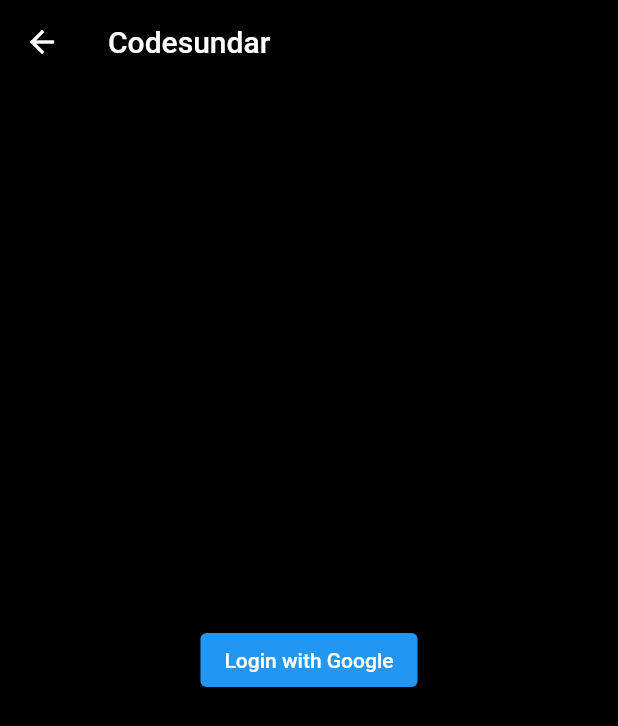
After one commit to Soham041201/ShopIt, a Flutter app: the GoogleSign screen opened directly, after a tap on "Login with Google", on a phone screen of 412 x 824 dp. The commit adds this screen. Shown: the top 726 px of the screen. Run offline on Flutter 3.47's test engine with Material 2 defaults, Android fonts, the phone set to English and light mode, and no system bars; our stand-ins replace firebase_auth, firebase_core, flutter_spinkit, google_sign_in; missing offline and left inert: firebase_auth_web, firebase_core_web, google_sign_in_web; accounts and stored records are empty.

Commit message:
google tried

```diff
--- /dev/null
+++ b/lib/Authentication-Soham/google_sign_in.dart
@@ -0,0 +1,54 @@
+import 'package:flutter/material.dart';
+import 'package:google_sign_in/google_sign_in.dart';
+
+class GoogleSign extends StatefulWidget {
+  @override
+  _HomePageState createState() => _HomePageState();
+}
+
+class _HomePageState extends State<GoogleSign> {
+  bool _isLoggedIn = false;
+  late GoogleSignInAccount _userObj;
+  GoogleSignIn _googleSignIn = GoogleSignIn();
+
+  @override
+  Widget build(BuildContext context) {
+    return Scaffold(
+      appBar: AppBar(title: Text("Codesundar")),
+      body: Container(
+        child: _isLoggedIn
+            ? Column(
+                children: [
+                  Image.network(_userObj.photoUrl!),
+                  Text(_userObj.displayName!),
+                  Text(_userObj.email),
+                  TextButton(
+                      onPressed: () {
+                        _googleSignIn.signOut().then((value) {
+                          setState(() {
+                            _isLoggedIn = false;
+                          });
+                        }).catchError((e) {});
+                      },
+                      child: Text("Logout"))
+                ],
+              )
+            : Center(
+                child: ElevatedButton(
+                  child: Text("Login with Google"),
+                  onPressed: () {
+                    _googleSignIn.signIn().then((userData) {
+                      setState(() {
+                        _isLoggedIn = true;
+                        _userObj = userData!;
+                      });
+                    }).catchError((e) {
+                      print(e);
+                    });
+                  },
+                ),
+              ),
+      ),
+    );
+  }
+}
--- a/lib/Authentication-Soham/startPage.dart
+++ b/lib/Authentication-Soham/startPage.dart
@@ -1,6 +1,5 @@
 import 'package:flutter/cupertino.dart';
 import 'package:flutter/material.dart';
-import 'package:shop_it/Seller-Chinmayee/register_seller.dart';
 import 'package:shop_it/Seller-Chinmayee/wrapper_seller.dart';
 import 'package:shop_it/User-Saurav/wrapper_user.dart';
 
--- a/lib/generated_plugin_registrant.dart
+++ b/lib/generated_plugin_registrant.dart
@@ -6,6 +6,7 @@
 
 import 'package:firebase_auth_web/firebase_auth_web.dart';
 import 'package:firebase_core_web/firebase_core_web.dart';
+import 'package:google_sign_in_web/google_sign_in_web.dart';
 
 import 'package:flutter_web_plugins/flutter_web_plugins.dart';
 
@@ -13,5 +14,6 @@ import 'package:flutter_web_plugins/flutter_web_plugins.dart';
 void registerPlugins(Registrar registrar) {
   FirebaseAuthWeb.registerWith(registrar);
   FirebaseCoreWeb.registerWith(registrar);
+  GoogleSignInPlugin.registerWith(registrar);
   registrar.registerMessageHandler();
 }
--- a/pubspec.yaml
+++ b/pubspec.yaml
@@ -18,9 +18,11 @@ dependencies:
   firebase: ^9.0.1
   google_fonts: ^2.1.0
   firebase_core: ^1.2.1
-  firebase_auth: ^1.3.0
+
   provider: ^5.0.0
   flutter_spinkit: ^5.0.0
+  google_sign_in: ^5.0.4
+  firebase_auth: ^1.3.0
 
 dev_dependencies:
   flutter_test:
```
Also changed, not shown: lib/User-Saurav/register_user.dart (+80 -34 lines), pubspec.lock, 6 other files.
